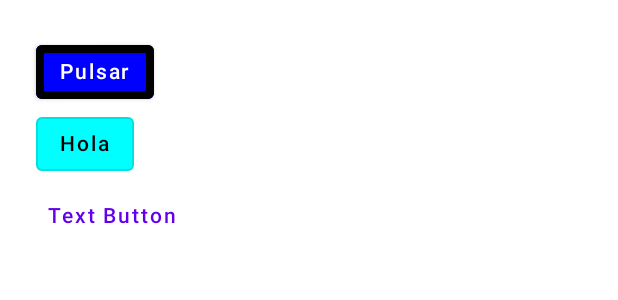
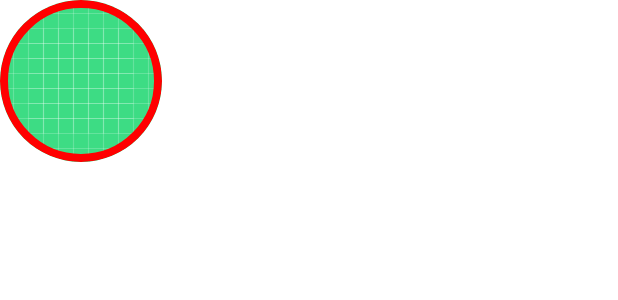
Before and after one commit to Luigi-Avila/JetpackComponents, an Android app built with Jetpack Compose: the @Preview function DefaultPreview, on a phone screen of 412 x 824 dp. Shown: the top 300 px of the screen. Run offline under Robolectric (Android 15) with nearby library versions, the phone set to English and light mode, and no system bars.

Commit message:
Image component added

```diff
--- a/app/src/main/java/com/example/jetpackcomponents/MainActivity.kt
+++ b/app/src/main/java/com/example/jetpackcomponents/MainActivity.kt
@@ -5,9 +5,13 @@ import android.util.Log
 import androidx.activity.ComponentActivity
 import androidx.activity.compose.setContent
 import androidx.compose.foundation.BorderStroke
+import androidx.compose.foundation.Image
+import androidx.compose.foundation.border
 import androidx.compose.foundation.layout.Column
 import androidx.compose.foundation.layout.fillMaxSize
 import androidx.compose.foundation.layout.padding
+import androidx.compose.foundation.shape.CircleShape
+import androidx.compose.foundation.shape.RoundedCornerShape
 import androidx.compose.material.*
 import androidx.compose.runtime.Composable
 import androidx.compose.runtime.mutableStateOf
@@ -16,7 +20,9 @@ import androidx.compose.runtime.getValue
 import androidx.compose.runtime.saveable.rememberSaveable
 import androidx.compose.runtime.setValue
 import androidx.compose.ui.Modifier
+import androidx.compose.ui.draw.clip
 import androidx.compose.ui.graphics.Color
+import androidx.compose.ui.res.painterResource
 import androidx.compose.ui.text.font.FontFamily
 import androidx.compose.ui.text.font.FontWeight
 import androidx.compose.ui.text.style.TextDecoration
@@ -47,7 +53,7 @@ class MainActivity : ComponentActivity() {
                     MyTextField(myText) { myText = it }
                      */
 
-                    MyButtonExample()
+                    //MyButtonExample()
                 }
             }
         }
@@ -62,8 +68,31 @@ fun DefaultPreview() {
         //MyTextField()
         //MyTextFieldAdvance()
         //MyTextFieldOutlined()
-        MyButtonExample()
+        //MyButtonExample()
+        MyImageAdvance()
     }
+}
+
+
+@Composable
+fun MyImageAdvance() {
+    Image(
+        painter = painterResource(id = R.drawable.ic_launcher_background),
+        contentDescription = "ejemplo",
+        //modifier = Modifier.clip(RoundedCornerShape(25f))
+        modifier = Modifier
+            .clip(CircleShape)
+            .border(5.dp, Color.Red, CircleShape)
+    )
+}
+
+@Composable
+fun MyImage() {
+    Image(
+        painter = painterResource(id = R.drawable.ic_launcher_background),
+        contentDescription = "ejemplo",
+        alpha = 0.5f
+    )
 }
 
 
```
